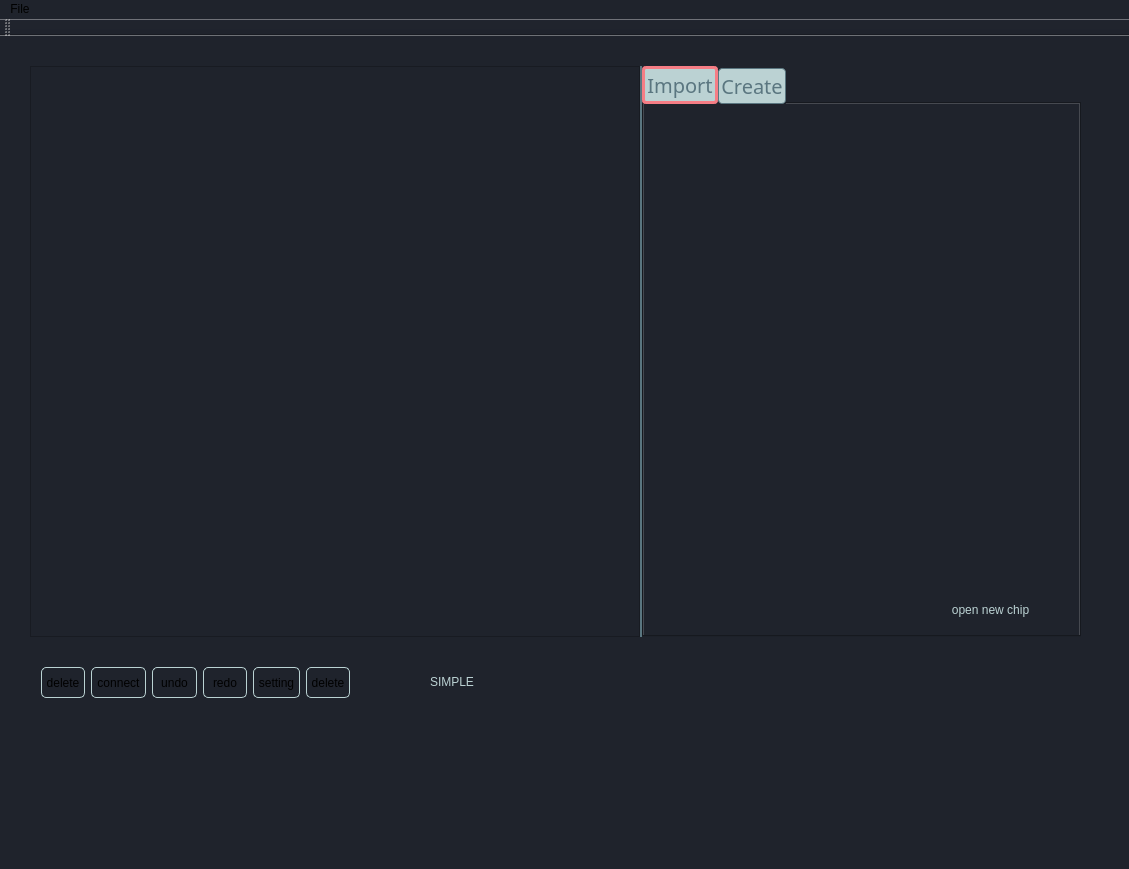
First picture: the form in mainwindow.ui, repository pandix73/qtgraphics, before the edit.
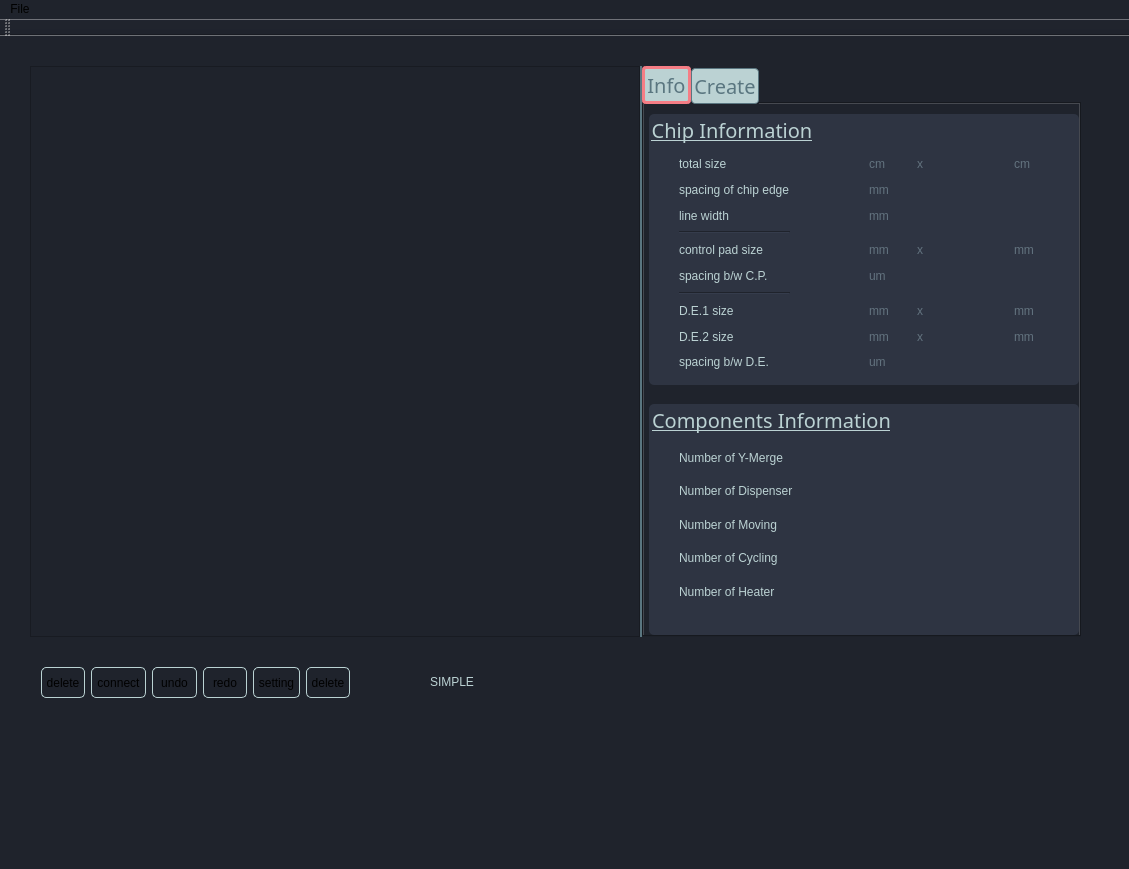
Second picture: the form after the edit. The open tabs and pages were chosen to show the change. Icons and pictures are not drawn.

What changed in the file:
```diff
--- a/mainwindow.ui
+++ b/mainwindow.ui
@@ -336,21 +336,568 @@
       <bool>false</bool>
      </property>
      <widget class="QWidget" name="tab_2">
+      <property name="styleSheet">
+       <string notr="true">QGroupBox{
+	background-color : rgb(46, 52, 66);
+	border-radius: 5px;
+	padding: 18px 0px 8px 8px;
+	text-decoration: underline;
+}
+
+QLabel{
+	background-color : rgb(46, 52, 66);
+}
+
+QLineEdit{
+	padding-left: 4px; 
+	border-radius: 5px;
+	background-color : rgb(56, 63, 81);
+}
+
+QSpinBox{
+	background-color : rgb(56, 63, 81);
+}
+
+
+</string>
+      </property>
       <attribute name="title">
-       <string>Import</string>
+       <string>Info</string>
       </attribute>
-      <widget class="QPushButton" name="setting_update">
+      <widget class="QGroupBox" name="mergeBox_2">
        <property name="geometry">
         <rect>
-         <x>290</x>
-         <y>490</y>
-         <width>113</width>
-         <height>32</height>
+         <x>5</x>
+         <y>10</y>
+         <width>430</width>
+         <height>271</height>
         </rect>
        </property>
-       <property name="text">
-        <string>open new chip</string>
+       <property name="font">
+        <font>
+         <family>American Typewriter</family>
+         <pointsize>15</pointsize>
+         <weight>50</weight>
+         <italic>false</italic>
+         <bold>false</bold>
+         <underline>true</underline>
+        </font>
        </property>
+       <property name="styleSheet">
+        <string notr="true"/>
+       </property>
+       <property name="title">
+        <string>Chip Information</string>
+       </property>
+       <layout class="QGridLayout" name="gridLayout_9">
+        <item row="0" column="0">
+         <widget class="QWidget" name="widget_7" native="true">
+          <property name="sizePolicy">
+           <sizepolicy hsizetype="Preferred" vsizetype="Preferred">
+            <horstretch>0</horstretch>
+            <verstretch>0</verstretch>
+           </sizepolicy>
+          </property>
+          <property name="minimumSize">
+           <size>
+            <width>0</width>
+            <height>240</height>
+           </size>
+          </property>
+          <property name="baseSize">
+           <size>
+            <width>0</width>
+            <height>0</height>
+           </size>
+          </property>
+          <property name="styleSheet">
+           <string notr="true">QWidget{	
+	background-color: rgb(46, 52, 66);
+}
+QLineEdit{
+	border-radius: 5px;
+	background-color : rgb(56, 63, 81);
+}</string>
+          </property>
+          <layout class="QGridLayout" name="gridLayout_5">
+           <item row="8" column="5">
+            <widget class="QLabel" name="label_15">
+             <property name="styleSheet">
+              <string notr="true">color :rgb(98, 114, 126);
+</string>
+             </property>
+             <property name="text">
+              <string>mm</string>
+             </property>
+            </widget>
+           </item>
+           <item row="1" column="4">
+            <widget class="QLabel" name="chip_border_label">
+             <property name="text">
+              <string/>
+             </property>
+            </widget>
+           </item>
+           <item row="8" column="8">
+            <widget class="QLabel" name="label_13">
+             <property name="styleSheet">
+              <string notr="true">color :rgb(98, 114, 126);
+</string>
+             </property>
+             <property name="text">
+              <string>mm</string>
+             </property>
+            </widget>
+           </item>
+           <item row="7" column="1">
+            <widget class="QLabel" name="label_62">
+             <property name="text">
+              <string>D.E.1 size</string>
+             </property>
+            </widget>
+           </item>
+           <item row="7" column="8">
+            <widget class="QLabel" name="label_14">
+             <property name="styleSheet">
+              <string notr="true">color :rgb(98, 114, 126);
+</string>
+             </property>
+             <property name="text">
+              <string>mm</string>
+             </property>
+            </widget>
+           </item>
+           <item row="8" column="7">
+            <widget class="QLabel" name="de2_width_label">
+             <property name="text">
+              <string/>
+             </property>
+            </widget>
+           </item>
+           <item row="9" column="5">
+            <widget class="QLabel" name="label_17">
+             <property name="styleSheet">
+              <string notr="true">color :rgb(98, 114, 126);
+</string>
+             </property>
+             <property name="text">
+              <string>um</string>
+             </property>
+            </widget>
+           </item>
+           <item row="9" column="1">
+            <widget class="QLabel" name="label_51">
+             <property name="text">
+              <string>spacing b/w D.E.</string>
+             </property>
+            </widget>
+           </item>
+           <item row="8" column="1">
+            <widget class="QLabel" name="label_58">
+             <property name="text">
+              <string>D.E.2 size</string>
+             </property>
+            </widget>
+           </item>
+           <item row="3" column="1">
+            <widget class="Line" name="line">
+             <property name="orientation">
+              <enum>Qt::Horizontal</enum>
+             </property>
+            </widget>
+           </item>
+           <item row="2" column="1">
+            <widget class="QLabel" name="label_18">
+             <property name="text">
+              <string>line width</string>
+             </property>
+            </widget>
+           </item>
+           <item row="0" column="5">
+            <widget class="QLabel" name="label_16">
+             <property name="styleSheet">
+              <string notr="true">color :rgb(98, 114, 126);
+</string>
+             </property>
+             <property name="text">
+              <string>cm</string>
+             </property>
+            </widget>
+           </item>
+           <item row="1" column="1">
+            <widget class="QLabel" name="label_2">
+             <property name="text">
+              <string>spacing of chip edge</string>
+             </property>
+            </widget>
+           </item>
+           <item row="1" column="5">
+            <widget class="QLabel" name="label_20">
+             <property name="styleSheet">
+              <string notr="true">color :rgb(98, 114, 126);
+</string>
+             </property>
+             <property name="text">
+              <string>mm</string>
+             </property>
+            </widget>
+           </item>
+           <item row="7" column="6">
+            <widget class="QLabel" name="label_61">
+             <property name="styleSheet">
+              <string notr="true">color :rgb(98, 114, 126);
+</string>
+             </property>
+             <property name="text">
+              <string>x</string>
+             </property>
+            </widget>
+           </item>
+           <item row="2" column="4">
+            <widget class="QLabel" name="line_width_label">
+             <property name="text">
+              <string/>
+             </property>
+            </widget>
+           </item>
+           <item row="4" column="8">
+            <widget class="QLabel" name="label_26">
+             <property name="styleSheet">
+              <string notr="true">color :rgb(98, 114, 126);
+</string>
+             </property>
+             <property name="text">
+              <string>mm</string>
+             </property>
+            </widget>
+           </item>
+           <item row="4" column="1">
+            <widget class="QLabel" name="label_22">
+             <property name="text">
+              <string>control pad size</string>
+             </property>
+            </widget>
+           </item>
+           <item row="4" column="4">
+            <widget class="QLabel" name="cp_length_label">
+             <property name="text">
+              <string/>
+             </property>
+            </widget>
+           </item>
+           <item row="7" column="5">
+            <widget class="QLabel" name="label_12">
+             <property name="styleSheet">
+              <string notr="true">color :rgb(98, 114, 126);
+</string>
+             </property>
+             <property name="text">
+              <string>mm</string>
+             </property>
+            </widget>
+           </item>
+           <item row="7" column="4">
+            <widget class="QLabel" name="de1_length_label">
+             <property name="text">
+              <string/>
+             </property>
+            </widget>
+           </item>
+           <item row="0" column="1">
+            <widget class="QLabel" name="label_9">
+             <property name="text">
+              <string>total size</string>
+             </property>
+            </widget>
+           </item>
+           <item row="4" column="5">
+            <widget class="QLabel" name="label_24">
+             <property name="styleSheet">
+              <string notr="true">color :rgb(98, 114, 126);
+</string>
+             </property>
+             <property name="text">
+              <string>mm</string>
+             </property>
+            </widget>
+           </item>
+           <item row="5" column="4">
+            <widget class="QLabel" name="cp_sapcing_label">
+             <property name="text">
+              <string/>
+             </property>
+            </widget>
+           </item>
+           <item row="8" column="6">
+            <widget class="QLabel" name="label_59">
+             <property name="styleSheet">
+              <string notr="true">color :rgb(98, 114, 126);</string>
+             </property>
+             <property name="text">
+              <string>x</string>
+             </property>
+            </widget>
+           </item>
+           <item row="4" column="7">
+            <widget class="QLabel" name="cp_width_label">
+             <property name="text">
+              <string/>
+             </property>
+            </widget>
+           </item>
+           <item row="5" column="5">
+            <widget class="QLabel" name="label_25">
+             <property name="styleSheet">
+              <string notr="true">color :rgb(98, 114, 126);
+</string>
+             </property>
+             <property name="text">
+              <string>um</string>
+             </property>
+            </widget>
+           </item>
+           <item row="7" column="7">
+            <widget class="QLabel" name="de1_width_label">
+             <property name="text">
+              <string/>
+             </property>
+            </widget>
+           </item>
+           <item row="0" column="8">
+            <widget class="QLabel" name="label_19">
+             <property name="styleSheet">
+              <string notr="true">color :rgb(98, 114, 126);
+</string>
+             </property>
+             <property name="text">
+              <string>cm</string>
+             </property>
+            </widget>
+           </item>
+           <item row="9" column="4">
+            <widget class="QLabel" name="de_spacing">
+             <property name="text">
+              <string/>
+             </property>
+            </widget>
+           </item>
+           <item row="2" column="5">
+            <widget class="QLabel" name="label_21">
+             <property name="styleSheet">
+              <string notr="true">color :rgb(98, 114, 126);
+</string>
+             </property>
+             <property name="text">
+              <string>mm</string>
+             </property>
+            </widget>
+           </item>
+           <item row="6" column="1">
+            <widget class="Line" name="line_2">
+             <property name="orientation">
+              <enum>Qt::Horizontal</enum>
+             </property>
+            </widget>
+           </item>
+           <item row="8" column="4">
+            <widget class="QLabel" name="de2_length_label">
+             <property name="text">
+              <string/>
+             </property>
+            </widget>
+           </item>
+           <item row="5" column="1">
+            <widget class="QLabel" name="label_23">
+             <property name="text">
+              <string>spacing b/w C.P.</string>
+             </property>
+            </widget>
+           </item>
+           <item row="7" column="2">
+            <spacer name="horizontalSpacer_2">
+             <property name="orientation">
+              <enum>Qt::Horizontal</enum>
+             </property>
+             <property name="sizeType">
+              <enum>QSizePolicy::Fixed</enum>
+             </property>
+             <property name="sizeHint" stdset="0">
+              <size>
+               <width>24</width>
+               <height>20</height>
+              </size>
+             </property>
+            </spacer>
+           </item>
+           <item row="0" column="6">
+            <widget class="QLabel" name="label_64">
+             <property name="styleSheet">
+              <string notr="true">color :rgb(98, 114, 126);
+</string>
+             </property>
+             <property name="text">
+              <string>x</string>
+             </property>
+            </widget>
+           </item>
+           <item row="4" column="6">
+            <widget class="QLabel" name="label_65">
+             <property name="styleSheet">
+              <string notr="true">color :rgb(98, 114, 126);
+</string>
+             </property>
+             <property name="text">
+              <string>x</string>
+             </property>
+            </widget>
+           </item>
+           <item row="0" column="4">
+            <widget class="QLabel" name="chip_length_label">
+             <property name="text">
+              <string/>
+             </property>
+            </widget>
+           </item>
+           <item row="0" column="7">
+            <widget class="QLabel" name="chip_width_label">
+             <property name="text">
+              <string/>
+             </property>
+            </widget>
+           </item>
+          </layout>
+         </widget>
+        </item>
+       </layout>
+      </widget>
+      <widget class="QGroupBox" name="mergeBox_3">
+       <property name="geometry">
+        <rect>
+         <x>5</x>
+         <y>300</y>
+         <width>430</width>
+         <height>231</height>
+        </rect>
+       </property>
+       <property name="font">
+        <font>
+         <family>American Typewriter</family>
+         <pointsize>15</pointsize>
+         <weight>50</weight>
+         <italic>false</italic>
+         <bold>false</bold>
+         <underline>true</underline>
+        </font>
+       </property>
+       <property name="styleSheet">
+        <string notr="true"/>
+       </property>
+       <property name="title">
+        <string>Components Information</string>
+       </property>
+       <layout class="QGridLayout" name="gridLayout_10">
+        <item row="3" column="0">
+         <widget class="QWidget" name="widget_9" native="true">
+          <property name="styleSheet">
+           <string notr="true">QWidget{	
+	background-color: rgb(46, 52, 66);
+}
+QLineEdit{
+	border-radius: 5px;
+	background-color : rgb(56, 63, 81);
+}</string>
+          </property>
+          <layout class="QGridLayout" name="gridLayout_13">
+           <item row="0" column="1">
+            <widget class="QLabel" name="label_27">
+             <property name="text">
+              <string>Number of Y-Merge</string>
+             </property>
+            </widget>
+           </item>
+           <item row="0" column="3">
+            <widget class="QLabel" name="num_merge">
+             <property name="text">
+              <string/>
+             </property>
+            </widget>
+           </item>
+           <item row="3" column="2">
+            <spacer name="horizontalSpacer_3">
+             <property name="orientation">
+              <enum>Qt::Horizontal</enum>
+             </property>
+             <property name="sizeType">
+              <enum>QSizePolicy::Fixed</enum>
+             </property>
+             <property name="sizeHint" stdset="0">
+              <size>
+               <width>24</width>
+               <height>20</height>
+              </size>
+             </property>
+            </spacer>
+           </item>
+           <item row="3" column="3">
+            <widget class="QLabel" name="num_moving">
+             <property name="text">
+              <string/>
+             </property>
+            </widget>
+           </item>
+           <item row="5" column="1">
+            <widget class="QLabel" name="label_54">
+             <property name="text">
+              <string>Number of Heater</string>
+             </property>
+            </widget>
+           </item>
+           <item row="1" column="3">
+            <widget class="QLabel" name="num_dispenser">
+             <property name="text">
+              <string/>
+             </property>
+            </widget>
+           </item>
+           <item row="4" column="1">
+            <widget class="QLabel" name="label_60">
+             <property name="text">
+              <string>Number of Cycling</string>
+             </property>
+            </widget>
+           </item>
+           <item row="1" column="1">
+            <widget class="QLabel" name="label_53">
+             <property name="text">
+              <string>Number of Dispenser</string>
+             </property>
+            </widget>
+           </item>
+           <item row="3" column="1">
+            <widget class="QLabel" name="label_63">
+             <property name="text">
+              <string>Number of Moving</string>
+             </property>
+            </widget>
+           </item>
+           <item row="4" column="3">
+            <widget class="QLabel" name="num_cycling">
+             <property name="text">
+              <string/>
+             </property>
+            </widget>
+           </item>
+           <item row="5" column="3">
+            <widget class="QLabel" name="num_heater">
+             <property name="text">
+              <string/>
+             </property>
+            </widget>
+           </item>
+          </layout>
+         </widget>
+        </item>
+       </layout>
       </widget>
      </widget>
      <widget class="QWidget" name="tab">
```
